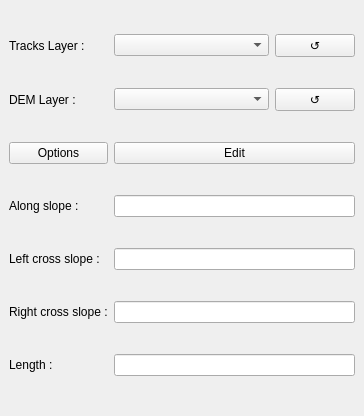
Old version of the form PisteCreator_dockwidget_base.ui in the repository SebastienPeillet/PisteCreator.
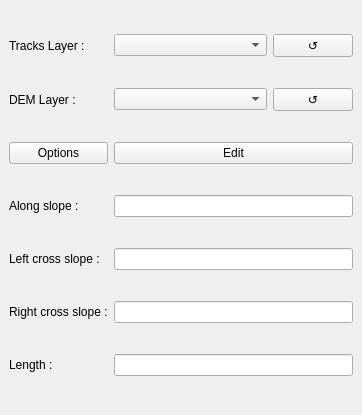
New version of the form.

```diff
--- a/PisteCreator_dockwidget_base.ui
+++ b/PisteCreator_dockwidget_base.ui
@@ -6,10 +6,16 @@
    <rect>
     <x>0</x>
     <y>0</y>
-    <width>364</width>
-    <height>416</height>
+    <width>362</width>
+    <height>415</height>
    </rect>
   </property>
+  <property name="minimumSize">
+   <size>
+    <width>262</width>
+    <height>380</height>
+   </size>
+  </property>
   <property name="windowTitle">
    <string>PisteCreator</string>
   </property>
```
Left out of the diff: 66 changed lines with no effect on the pictures.
